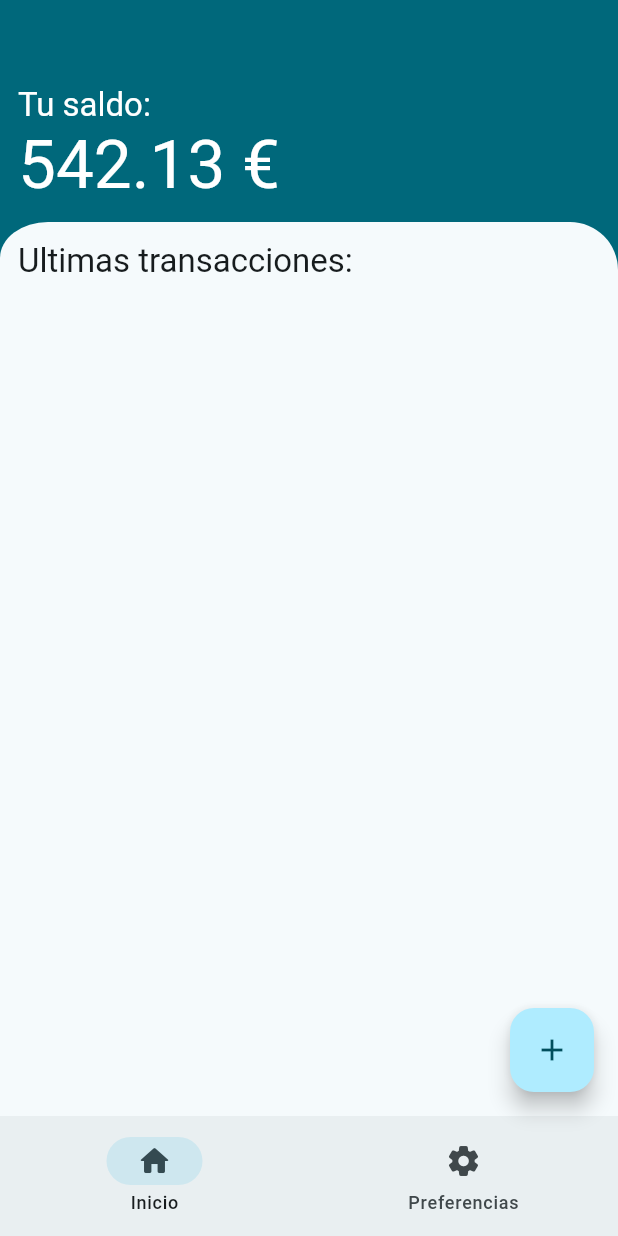
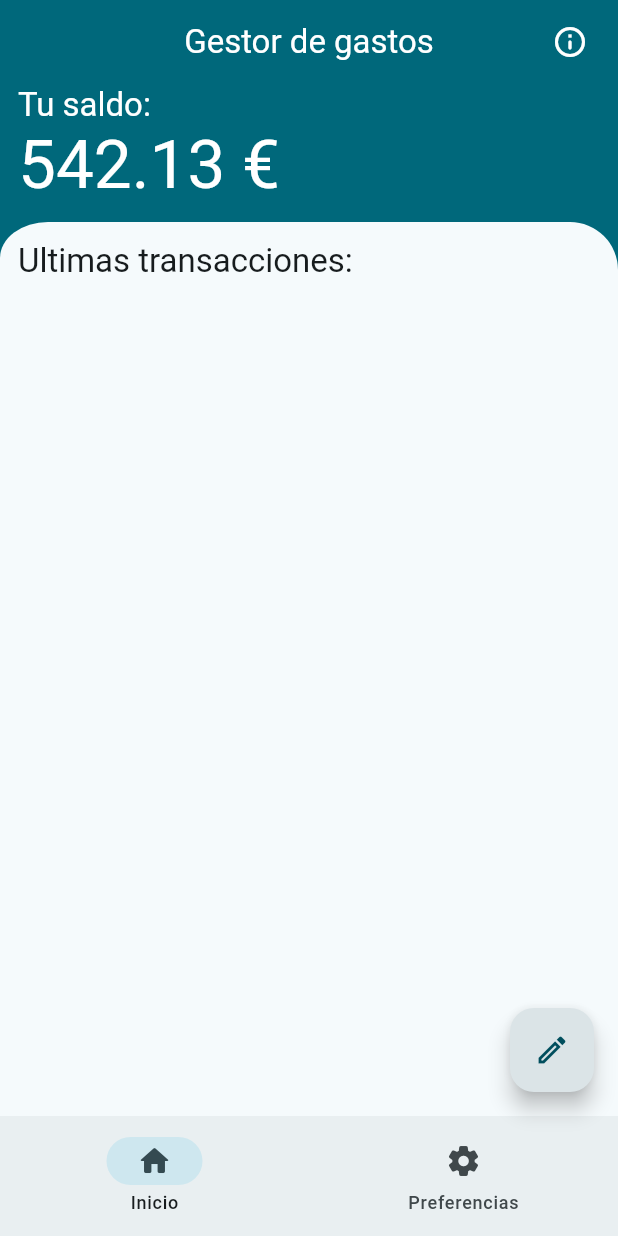
Before and after one commit to jeantivan/flutter-project, a Flutter app: the screen it shows after launch, on a phone screen of 412 x 824 dp. Run offline on Flutter 3.47's test engine with Material 3 defaults, Android fonts, the phone set to English and light mode, and no system bars.

Commit message:
ADD: Metodo para crear las AppBar dependiendo de la vista. CHANGE: Estilo del FAB

```diff
--- a/lib/pages/root.dart
+++ b/lib/pages/root.dart
@@ -26,13 +26,45 @@ class _RootPageState extends State<RootPage> {
 
   int currentView = 0;
 
-  buildFloatingActionButton() {
+  PreferredSizeWidget buildAppBar(BuildContext context) {
+    final theme = Theme.of(context);
+    final colorScheme = Theme.of(context).colorScheme;
+    if (currentView == 0) {
+      return AppBar(
+        foregroundColor: colorScheme.onPrimary,
+        backgroundColor: colorScheme.primary,
+        centerTitle: true,
+        title: Text(
+          "Gestor de gastos",
+          style:
+              theme.textTheme.titleLarge?.apply(color: colorScheme.onPrimary),
+        ),
+        actions: [
+          IconButton(
+            onPressed: () {},
+            icon: const Icon(Icons.info_outline_rounded),
+          ),
+          const SizedBox(
+            width: 8,
+          )
+        ],
+      );
+    }
+    return AppBar(
+      foregroundColor: colorScheme.onPrimary,
+      backgroundColor: colorScheme.primary,
+    );
+  }
+
+  Widget? buildFloatingActionButton(BuildContext context) {
+    final colorScheme = Theme.of(context).colorScheme;
     if (currentView == 0) {
       return FloatingActionButton(
+          backgroundColor: colorScheme.surfaceVariant,
           onPressed: () {
             Navigator.pushNamed(context, '/create-transaction');
           },
-          child: const Icon(Icons.add));
+          child: const Icon(Icons.edit_outlined));
     }
     return null;
   }
@@ -43,10 +75,7 @@ class _RootPageState extends State<RootPage> {
     final minWidth = MediaQuery.of(context).size.width;
     return Scaffold(
       backgroundColor: theme.colorScheme.primary,
-      appBar: AppBar(
-        foregroundColor: theme.colorScheme.onPrimary,
-        backgroundColor: theme.colorScheme.primary,
-      ),
+      appBar: buildAppBar(context),
       body: SizedBox(
         width: minWidth,
         child: views[currentView],
@@ -64,7 +93,7 @@ class _RootPageState extends State<RootPage> {
               icon: Icon(destination.icon), label: destination.name);
         }).toList(),
       ),
-      floatingActionButton: buildFloatingActionButton(),
+      floatingActionButton: buildFloatingActionButton(context),
     );
   }
 }
```
